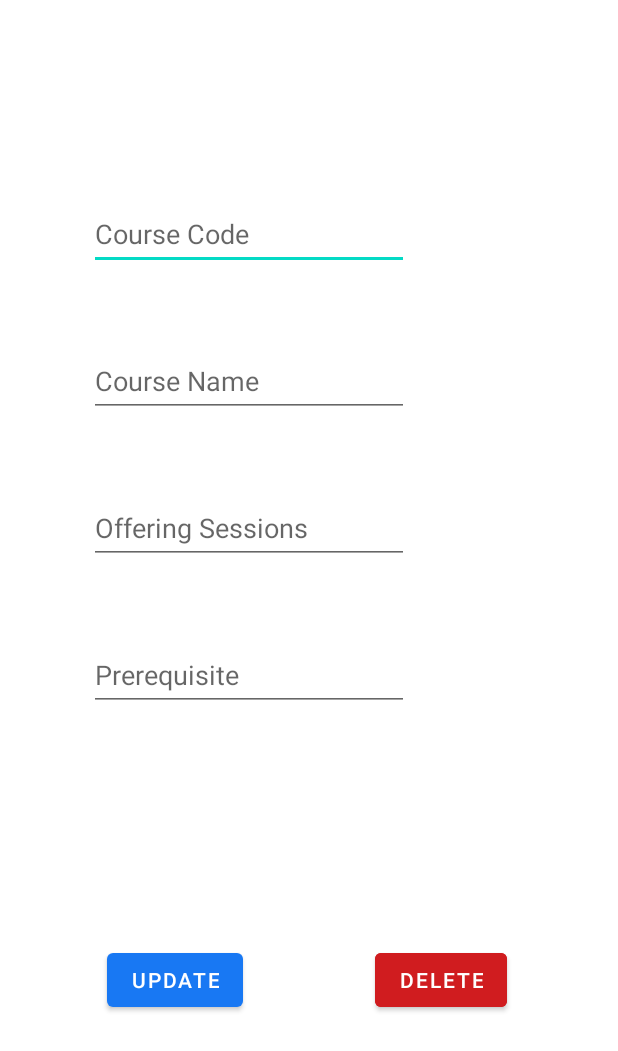
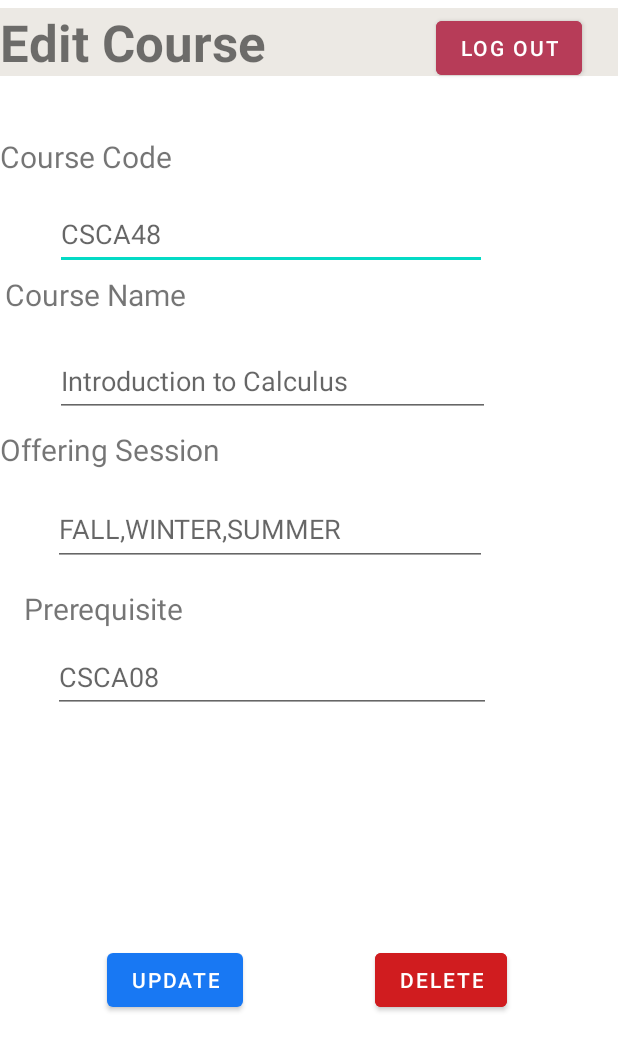
Before and after one commit to YimoShen-86/CSCB07-Project, an Android app: the AdminEditCourse screen opened directly, with no data from a screen before it, on a phone screen of 412 x 824 dp. Shown: the top 1051 px of the screen. Run offline under Robolectric (Android 15) with nearby library versions, the phone set to English and light mode, and no system bars; our stand-ins replace Firebase (no records; nobody signed in at launch, a user with empty details on screens opened directly).

Commit message:
Optimize UI design of admin operations
By Mianli Wang

```diff
--- a/app/src/main/java/com/example/loginpage/StudentPg.java
+++ b/app/src/main/java/com/example/loginpage/StudentPg.java
@@ -36,7 +36,7 @@ public class StudentPg extends AppCompatActivity implements View.OnClickListener
                 startActivity(new Intent(StudentPg.this, MainActivity.class));
                 break;
             case R.id.courseTaken:
-                intent = new Intent(StudentPg.this, Coursestaken.class);
+                intent = new Intent(StudentPg.this, coursesTaken.class);
                 intent.putExtra("uid", uid);
                 startActivity(intent);
                 break;
--- a/app/src/main/res/layout/activity_admin_edit_course.xml
+++ b/app/src/main/res/layout/activity_admin_edit_course.xml
@@ -33,11 +33,11 @@
 
     <EditText
         android:id="@+id/txtCourseCode_toEdit"
-        android:layout_width="wrap_content"
-        android:layout_height="wrap_content"
+        android:layout_width="288dp"
+        android:layout_height="48dp"
         android:layout_marginTop="132dp"
         android:ems="10"
-        android:hint="Course Code"
+        android:hint="CSCA48"
         android:inputType="textPersonName"
         android:minHeight="48dp"
         app:layout_constraintEnd_toEndOf="parent"
@@ -47,11 +47,11 @@
 
     <EditText
         android:id="@+id/txtCourseName_toEdit"
-        android:layout_width="wrap_content"
-        android:layout_height="wrap_content"
+        android:layout_width="290dp"
+        android:layout_height="48dp"
         android:layout_marginTop="50dp"
         android:ems="10"
-        android:hint="Course Name"
+        android:hint="Introduction to Calculus"
         android:inputType="textPersonName"
         android:minHeight="48dp"
         app:layout_constraintEnd_toEndOf="@+id/txtCourseCode_toEdit"
@@ -61,11 +61,11 @@
 
     <EditText
         android:id="@+id/txtSession_toEdit"
-        android:layout_width="wrap_content"
-        android:layout_height="wrap_content"
+        android:layout_width="289dp"
+        android:layout_height="49dp"
         android:layout_marginTop="50dp"
         android:ems="10"
-        android:hint="Offering Sessions"
+        android:hint="FALL,WINTER,SUMMER"
         android:inputType="textPersonName"
         android:minHeight="48dp"
         app:layout_constraintEnd_toEndOf="@+id/txtCourseCode_toEdit"
@@ -75,11 +75,11 @@
 
     <EditText
         android:id="@+id/txtPrereq_toEdit"
-        android:layout_width="wrap_content"
-        android:layout_height="wrap_content"
+        android:layout_width="292dp"
+        android:layout_height="48dp"
         android:layout_marginTop="50dp"
         android:ems="10"
-        android:hint="Prerequisite"
+        android:hint="CSCA08"
         android:inputType="textPersonName"
         android:minHeight="48dp"
         app:layout_constraintEnd_toEndOf="@+id/txtSession_toEdit"
@@ -87,5 +87,81 @@
         app:layout_constraintStart_toStartOf="@+id/txtSession_toEdit"
         app:layout_constraintTop_toBottomOf="@+id/txtSession_toEdit" />
 
+    <TextView
+        android:id="@+id/textViewEditCoursePg"
+        android:layout_width="0dp"
+        android:layout_height="wrap_content"
+        android:background="@color/white_sand"
+        android:text="Edit Course"
+        android:textSize="34sp"
+        android:textStyle="bold"
+        app:layout_constraintBottom_toBottomOf="@+id/logOutFromEditCoursePg"
+        app:layout_constraintEnd_toEndOf="parent"
+        app:layout_constraintStart_toStartOf="parent"
+        app:layout_constraintTop_toTopOf="parent" />
+
+    <Button
+        android:id="@+id/logOutFromEditCoursePg"
+        android:layout_width="wrap_content"
+        android:layout_height="wrap_content"
+        android:layout_marginTop="8dp"
+        android:layout_marginEnd="24dp"
+        android:backgroundTint="@color/viva_magenta"
+        android:onClick="LogOutFromAdminEditCourse"
+        android:text="@string/log_out"
+        app:layout_constraintEnd_toEndOf="parent"
+        app:layout_constraintTop_toTopOf="parent" />
+
+    <TextView
+        android:id="@+id/textCourseCode_eidtCourse"
+        android:layout_width="wrap_content"
+        android:layout_height="wrap_content"
+        android:layout_marginTop="40dp"
+        android:text="Course Code"
+        android:textSize="20sp"
+        app:layout_constraintBottom_toTopOf="@+id/textCourseName_editCourse"
+        app:layout_constraintEnd_toEndOf="parent"
+        app:layout_constraintHorizontal_bias="0.0"
+        app:layout_constraintStart_toStartOf="parent"
+        app:layout_constraintTop_toBottomOf="@+id/textViewEditCoursePg"
+        app:layout_constraintVertical_bias="0.0" />
+
+    <TextView
+        android:id="@+id/textCourseName_editCourse"
+        android:layout_width="wrap_content"
+        android:layout_height="wrap_content"
+        android:layout_marginEnd="288dp"
+        android:layout_marginBottom="20dp"
+        android:text="Course Name"
+        android:textSize="20sp"
+        app:layout_constraintBottom_toTopOf="@+id/txtCourseName_toEdit"
+        app:layout_constraintEnd_toEndOf="parent" />
+
+    <TextView
+        android:id="@+id/textOfferingSession_editCourse"
+        android:layout_width="wrap_content"
+        android:layout_height="wrap_content"
+        android:layout_marginTop="76dp"
+        android:text="Offering Session"
+        android:textSize="20sp"
+        app:layout_constraintEnd_toEndOf="parent"
+        app:layout_constraintHorizontal_bias="0.0"
+        app:layout_constraintStart_toStartOf="parent"
+        app:layout_constraintTop_toBottomOf="@+id/textCourseName_editCourse" />
+
+    <TextView
+        android:id="@+id/textViewPrerequisite_toEdit"
+        android:layout_width="wrap_content"
+        android:layout_height="wrap_content"
+        android:layout_marginTop="76dp"
+        android:text="Prerequisite"
+        android:textSize="20sp"
+        app:layout_constraintBottom_toBottomOf="parent"
+        app:layout_constraintEnd_toEndOf="parent"
+        app:layout_constraintHorizontal_bias="0.052"
+        app:layout_constraintStart_toStartOf="parent"
+        app:layout_constraintTop_toBottomOf="@+id/textOfferingSession_editCourse"
+        app:layout_constraintVertical_bias="0.006" />
+
 
 </androidx.constraintlayout.widget.ConstraintLayout>
--- a/app/src/main/res/values/colors.xml
+++ b/app/src/main/res/values/colors.xml
@@ -10,4 +10,7 @@
     <color name="red">#D01C1F</color>
     <color name="viva_magenta">#B73C58</color>
     <color name="very_peri">#6667AB</color>
+    <color name="volcanic_glass">#615C61</color>
+    <color name="white_sand">#ECE9E4</color>
+    <color name="ultimate_grey">#939597</color>
 </resources>
--- a/app/src/main/res/values/strings.xml
+++ b/app/src/main/res/values/strings.xml
@@ -1,3 +1,4 @@
 <resources>
     <string name="app_name">Login Page</string>
+    <string name="log_out">Log Out</string>
 </resources>
```
Also changed, not shown: app/src/main/java/com/example/loginpage/AdminAddCourse.java (+8 -0 lines), app/src/main/java/com/example/loginpage/AdminEditCourse.java (+8 -0 lines), app/src/main/res/layout/activity_admin_add_course.xml (+34 -4 lines), app/src/main/res/layout/activity_admin_course_list.xml (+14 -10 lines).
